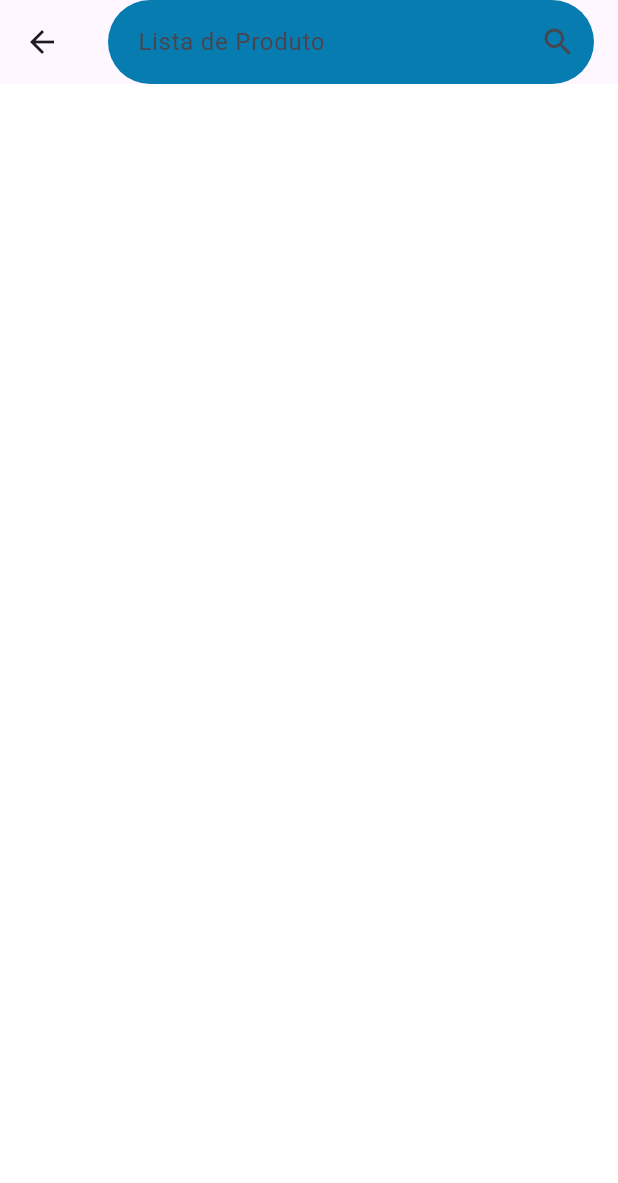
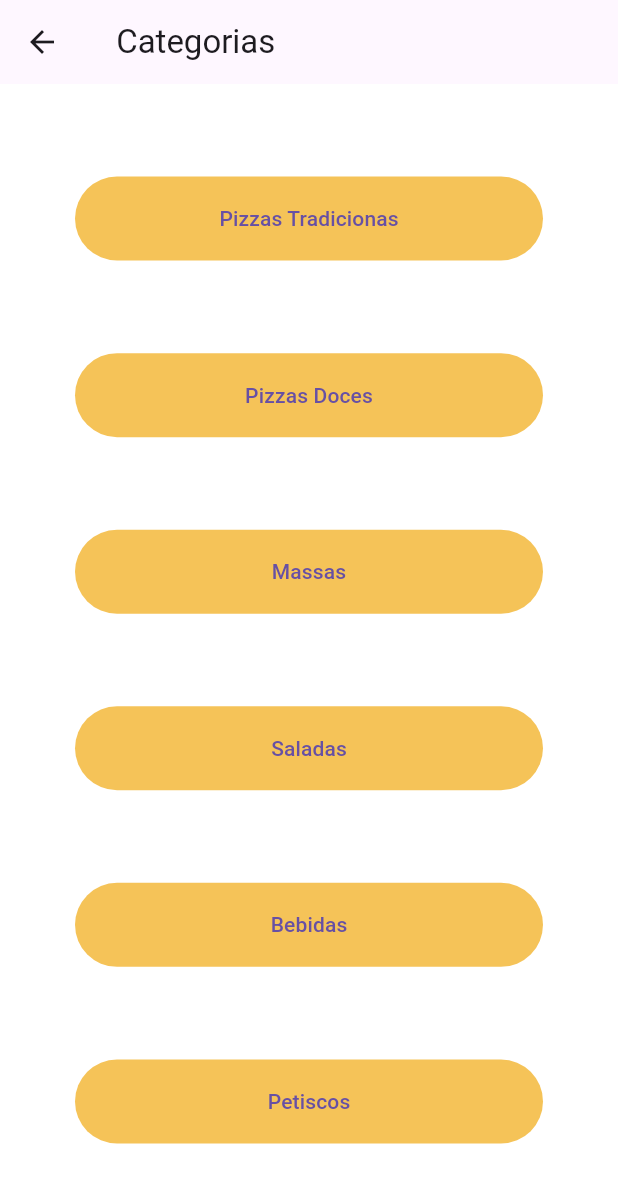
Before and after one commit to Alejandro-diego/verenaAMS, a Flutter app: the screen it shows once a user with an empty profile is signed in, after a tap on "Lista de Produtos", on a phone screen of 412 x 824 dp. Shown: the top 1183 px of the screen. Run offline on Flutter 3.47's test engine with Material 3 defaults, Android fonts, the phone set to English and light mode, and no system bars; our stand-ins replace brasil_fields, cloud_firestore, firebase_auth, firebase_core, flutter_svg, qr_flutter and 1 more; missing offline and left inert: pix_flutter; accounts and stored records are empty; network calls fail.

Commit message:
first commit

```diff
--- /dev/null
+++ b/lib/Screens/Home/categorias_page.dart
@@ -0,0 +1,127 @@
+import 'package:flutter/material.dart';
+import 'package:verenaadm/Screens/Home/list_produc.dart';
+
+class Categorias extends StatefulWidget {
+  const Categorias({super.key});
+
+  @override
+  State<Categorias> createState() => _CategoriasState();
+}
+
+class _CategoriasState extends State<Categorias> {
+  @override
+  Widget build(BuildContext context) {
+    return Scaffold(
+      appBar: AppBar(
+        title: const Text(' Categorias'),
+      ),
+      body: Column(
+        children: [
+          const Spacer(),
+          Padding(
+            padding: const EdgeInsets.symmetric(horizontal: 50),
+            child: ElevatedButton(
+              onPressed: () {
+                Navigator.of(context).push(
+                  MaterialPageRoute(
+                    builder: (context) => const ListProduct(
+                      collection: 'PizzasT',
+                      titulo: 'Pizzas Tradicionas',
+                    ),
+                  ),
+                );
+              },
+              child: const Text('Pizzas Tradicionas'),
+            ),
+          ),
+          const Spacer(),
+          Padding(
+            padding: const EdgeInsets.symmetric(horizontal: 50),
+            child: ElevatedButton(
+              onPressed: () {
+                Navigator.of(context).push(
+                  MaterialPageRoute(
+                    builder: (context) => const ListProduct(
+                      collection: 'PizzasD',
+                      titulo: 'Pizzas Doces',
+                    ),
+                  ),
+                );
+              },
+              child: const Text('Pizzas Doces'),
+            ),
+          ),
+          const Spacer(),
+          Padding(
+            padding: const EdgeInsets.symmetric(horizontal: 50),
+            child: ElevatedButton(
+              onPressed: () {
+                Navigator.of(context).push(
+                  MaterialPageRoute(
+                    builder: (context) => const ListProduct(
+                      collection: 'Massas',
+                      titulo: 'Massas',
+                    ),
+                  ),
+                );
+              },
+              child: const Text('Massas'),
+            ),
+          ),
+          const Spacer(),
+          Padding(
+            padding: const EdgeInsets.symmetric(horizontal: 50),
+            child: ElevatedButton(
+              onPressed: () {
+                Navigator.of(context).push(
+                  MaterialPageRoute(
+                    builder: (context) => const ListProduct(
+                      collection: 'Saladas',
+                      titulo: 'Saladas',
+                    ),
+                  ),
+                );
+              },
+              child: const Text('Saladas'),
+            ),
+          ),
+          const Spacer(),
+          Padding(
+            padding: const EdgeInsets.symmetric(horizontal: 50),
+            child: ElevatedButton(
+              onPressed: () {
+                Navigator.of(context).push(
+                  MaterialPageRoute(
+                    builder: (context) => const ListProduct(
+                      collection: 'Bebidas',
+                      titulo: 'Bebidas',
+                    ),
+                  ),
+                );
+              },
+              child: const Text('Bebidas'),
+            ),
+          ),
+          const Spacer(),
+          Padding(
+            padding: const EdgeInsets.symmetric(horizontal: 50),
+            child: ElevatedButton(
+              onPressed: () {
+                Navigator.of(context).push(
+                  MaterialPageRoute(
+                    builder: (context) => const ListProduct(
+                      collection: 'Petiscos',
+                      titulo: 'Petiscos',
+                    ),
+                  ),
+                );
+              },
+              child: const Text('Petiscos'),
+            ),
+          ),
+          const Spacer(),
+        ],
+      ),
+    );
+  }
+}
--- a/lib/Screens/Home/home_page.dart
+++ b/lib/Screens/Home/home_page.dart
@@ -2,9 +2,10 @@
 import 'package:firebase_auth/firebase_auth.dart';
 import 'package:flutter/material.dart';
 import 'package:verenaadm/Screens/Home/caragar_produto.dart';
-import 'package:verenaadm/Screens/Home/ventas_page.dart';
+import 'package:verenaadm/Screens/Home/categorias_page.dart';
+//import 'package:verenaadm/Screens/Home/ventas_page.dart';
 
-import 'list_produc.dart';
+
 
 class HomePage extends StatefulWidget {
   const HomePage({super.key});
@@ -20,25 +21,18 @@ class _HomePageState extends State<HomePage> {
   Widget build(BuildContext context) {
     return Scaffold(
       appBar: AppBar(
-        title: const Text('Mekal'),
+        backgroundColor: Colors.deepOrange,
+        title: const Text('VerenaADM'),
       ),
       body: Center(
         child: Column(
           children: [
-            const Spacer(),
-            ElevatedButton(
-              child: const Text('Orcamentos'),
-              onPressed: () {
-                Navigator.of(context).push(
-                  MaterialPageRoute(
-                    builder: (context) => const VentasPage(),
-                  ),
-                );
-              },
-            ),
+
             const Spacer(),
 
-            ElevatedButton(
+            Padding(
+              padding: const EdgeInsets.symmetric(horizontal: 50),
+              child: ElevatedButton(
                 child: const Text('Adisionar Produto'),
                 onPressed: () {
                   Navigator.of(context).push(
@@ -49,25 +43,32 @@ class _HomePageState extends State<HomePage> {
                 },
 
               ),
+            ),
              const Spacer(),
 
 
-            ElevatedButton(
+            Padding(
+              padding: const EdgeInsets.symmetric(horizontal: 50),
+              child: ElevatedButton(
                 child: const Text('Lista de Produtos'),
                 onPressed: () {
                   Navigator.of(context).push(
                     MaterialPageRoute(
-                    builder: (context) => const ListProduct(),
+                      builder: (context) => const Categorias(),
                     ),
                   );
                 },
               ),
+            ),
             const Spacer(),
-            ElevatedButton(
+            Padding(
+              padding: const EdgeInsets.symmetric(horizontal: 50),
+              child: ElevatedButton(
                 child: const Text('SingOut'),
                 onPressed: () {
                   FirebaseAuth.instance.signOut();
                 },
+              ),
             ),
             const Spacer(),
           ],
--- a/lib/constants.dart
+++ b/lib/constants.dart
@@ -1,6 +1,6 @@
 import 'package:flutter/material.dart';
 
-const kPrimaryColor = Color(0xFF00337f);
-const kPrimaryLightColor = Color(0xFF067cb1);
+const kPrimaryColor = Color.fromARGB(255, 245, 195, 88);
+const kPrimaryLightColor = Color.fromARGB(255, 177, 151, 6);
 
 const double defaultPadding = 16.0;
```
Also changed, not shown: lib/Screens/Home/list_produc.dart (+19 -13 lines). Lines whose indentation alone changed are shown as unchanged.
